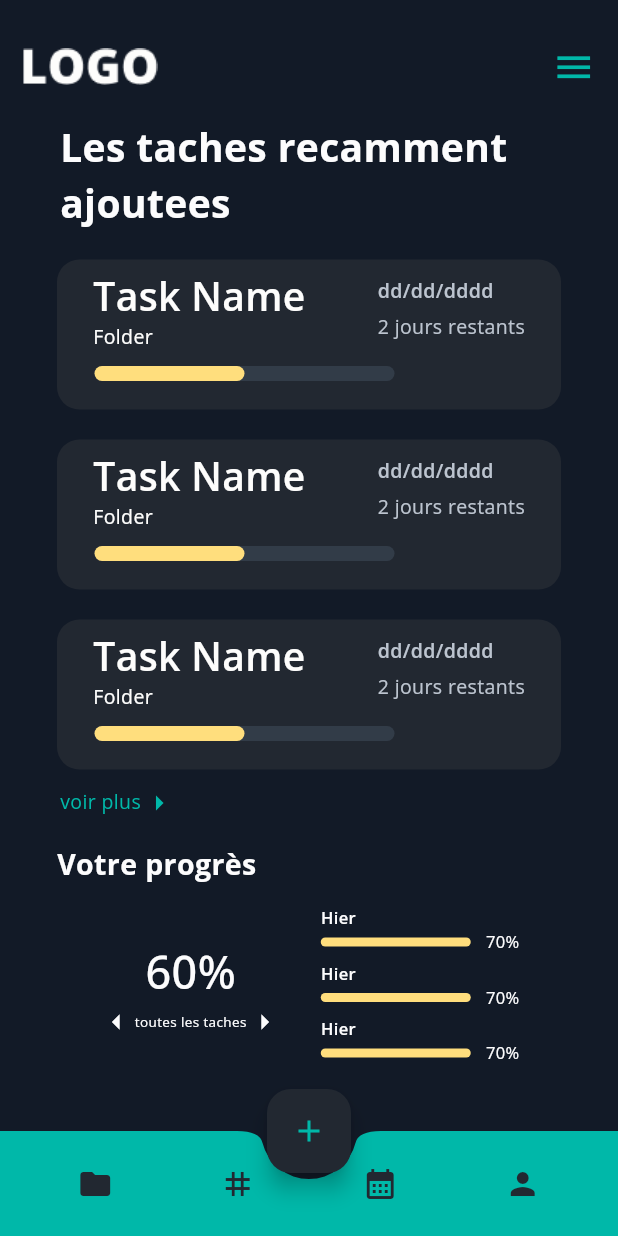
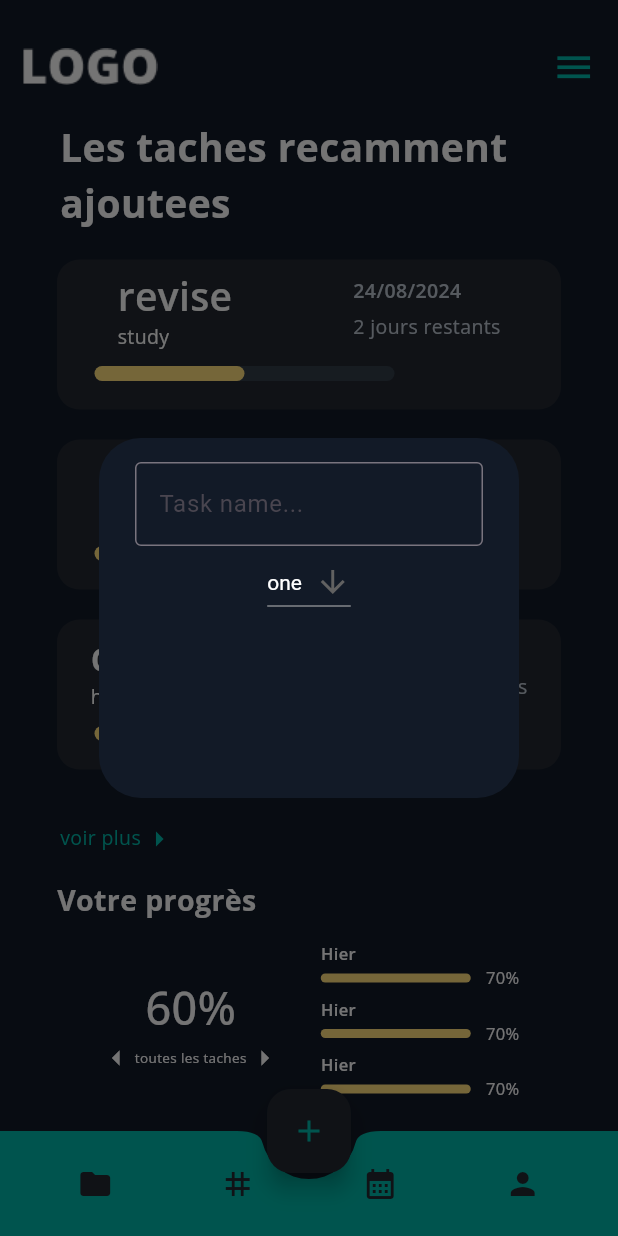
Before and after one commit to Adam-BACHI/productivity-app, a Flutter app: the HomePage screen opened directly, after a tap on the "add" icon, on a phone screen of 412 x 824 dp. Run offline on Flutter 3.47's test engine with Material 3 defaults, Android fonts, the phone set to English and light mode, and no system bars; our stand-ins replace lottie, smooth_page_indicator.

Commit message:
added list for tasks, sidplay the 3 latest added tasks, started the adding new task pop up

```diff
--- a/lib/comps/TaskComp.dart
+++ b/lib/comps/TaskComp.dart
@@ -1,13 +1,16 @@
 import 'package:flutter/material.dart';
 
-class TaskComp extends StatefulWidget {
-  const TaskComp({super.key});
+class TaskComp extends StatelessWidget {
+  final String taskName;
+  final String category;
+  final String deadline;
 
-  @override
-  State<TaskComp> createState() => _TaskCompState();
-}
+  const TaskComp(
+      {super.key,
+      required this.taskName,
+      required this.category,
+      required this.deadline});
 
-class _TaskCompState extends State<TaskComp> {
   @override
   Widget build(BuildContext context) {
     return Center(
@@ -20,7 +23,7 @@ class _TaskCompState extends State<TaskComp> {
             borderRadius: BorderRadius.circular(15),
             color: Color.fromARGB(255, 34, 40, 49),
           ),
-          child: const Column(
+          child: Column(
             crossAxisAlignment: CrossAxisAlignment.start,
             children: [
               Padding(
@@ -32,7 +35,7 @@ class _TaskCompState extends State<TaskComp> {
                       crossAxisAlignment: CrossAxisAlignment.start,
                       children: [
                         Text(
-                          'Task Name',
+                          taskName,
                           style: TextStyle(
                               fontFamily: 'Open',
                               fontSize: 26,
@@ -40,7 +43,7 @@ class _TaskCompState extends State<TaskComp> {
                               color: Color.fromARGB(255, 253, 253, 252)),
                         ),
                         Text(
-                          'Folder',
+                          category,
                           style: TextStyle(
                               fontSize: 13,
                               fontFamily: 'Open',
@@ -54,7 +57,7 @@ class _TaskCompState extends State<TaskComp> {
                         Padding(
                           padding: EdgeInsets.only(bottom: 5),
                           child: Text(
-                            'dd/dd/dddd',
+                            deadline,
                             style: TextStyle(
                               fontWeight: FontWeight.w600,
                               fontSize: 13,
--- /dev/null
+++ b/lib/comps/newTask.dart
@@ -0,0 +1,59 @@
+import 'package:flutter/material.dart';
+
+class NewTask extends StatefulWidget {
+  const NewTask({super.key});
+
+  @override
+  State<NewTask> createState() => _NewTaskState();
+}
+
+class _NewTaskState extends State<NewTask> {
+  String dropValue =
+      'one'; // Set this to a value that exists in the DropdownMenuItem list
+
+  @override
+  Widget build(BuildContext context) {
+    return AlertDialog(
+      backgroundColor: const Color.fromARGB(255, 18, 26, 39),
+      content: Container(
+        height: 200,
+        child: Column(
+          children: [
+            TextField(
+              decoration: const InputDecoration(
+                  border: OutlineInputBorder(), hintText: "Task name..."),
+            ),
+            DropdownButton<String>(
+              value: dropValue,
+              icon: const Icon(
+                Icons.arrow_downward,
+              ),
+              style: const TextStyle(color: Colors.white),
+              dropdownColor: const Color.fromARGB(
+                  255, 18, 26, 39), // Optional: match dropdown color to dialog
+              onChanged: (String? newValue) {
+                setState(() {
+                  dropValue = newValue!;
+                });
+              },
+              items: const [
+                DropdownMenuItem(
+                  value: 'one',
+                  child: Text('one'),
+                ),
+                DropdownMenuItem(
+                  value: 'two',
+                  child: Text('two'),
+                ),
+                DropdownMenuItem(
+                  value: 'three',
+                  child: Text('three'),
+                ),
+              ],
+            ),
+          ],
+        ),
+      ),
+    );
+  }
+}
--- a/lib/pages/home.dart
+++ b/lib/pages/home.dart
@@ -1,6 +1,7 @@
 import 'package:flutter/material.dart';
 import 'package:productivity_app/comps/ProgressTracker.dart';
 import 'package:productivity_app/comps/TaskComp.dart';
+import 'package:productivity_app/comps/newTask.dart';
 
 class HomePage extends StatefulWidget {
   const HomePage({super.key});
@@ -10,6 +11,22 @@ class HomePage extends StatefulWidget {
 }
 
 class _HomePageState extends State<HomePage> {
+  List ToDoList = [
+    ["exercie", "health", "24/08/2024"],
+    ["drink water", "health", "24/08/2024"],
+    ["revise", "study", "24/08/2024"],
+    ["revise", "study", "24/08/2024"],
+  ];
+
+  void createTask() {
+    showDialog(
+      context: context,
+      builder: (context) {
+        return NewTask();
+      },
+    );
+  }
+
   @override
   Widget build(BuildContext context) {
     return Scaffold(
@@ -46,9 +63,17 @@ class _HomePageState extends State<HomePage> {
               ),
             ),
           ),
-          TaskComp(),
-          TaskComp(),
-          TaskComp(),
+          Expanded(
+            child: ListView.builder(
+              itemCount: 3,
+              itemBuilder: (context, index) {
+                return TaskComp(
+                    taskName: ToDoList[ToDoList.length - 1 - index][0],
+                    category: ToDoList[ToDoList.length - 1 - index][1],
+                    deadline: ToDoList[ToDoList.length - 1 - index][2]);
+              },
+            ),
+          ),
           Padding(
             padding: const EdgeInsets.only(left: 40, top: 10),
             child: GestureDetector(
@@ -77,8 +102,7 @@ class _HomePageState extends State<HomePage> {
       floatingActionButtonLocation: FloatingActionButtonLocation.centerDocked,
       floatingActionButton: FloatingActionButton(
         backgroundColor: Color.fromARGB(255, 34, 40, 49),
-        onPressed: () {},
-        tooltip: 'Increment',
+        onPressed: createTask,
         child: Icon(
           Icons.add,
           color: Color.fromARGB(255, 0, 184, 169),
```
